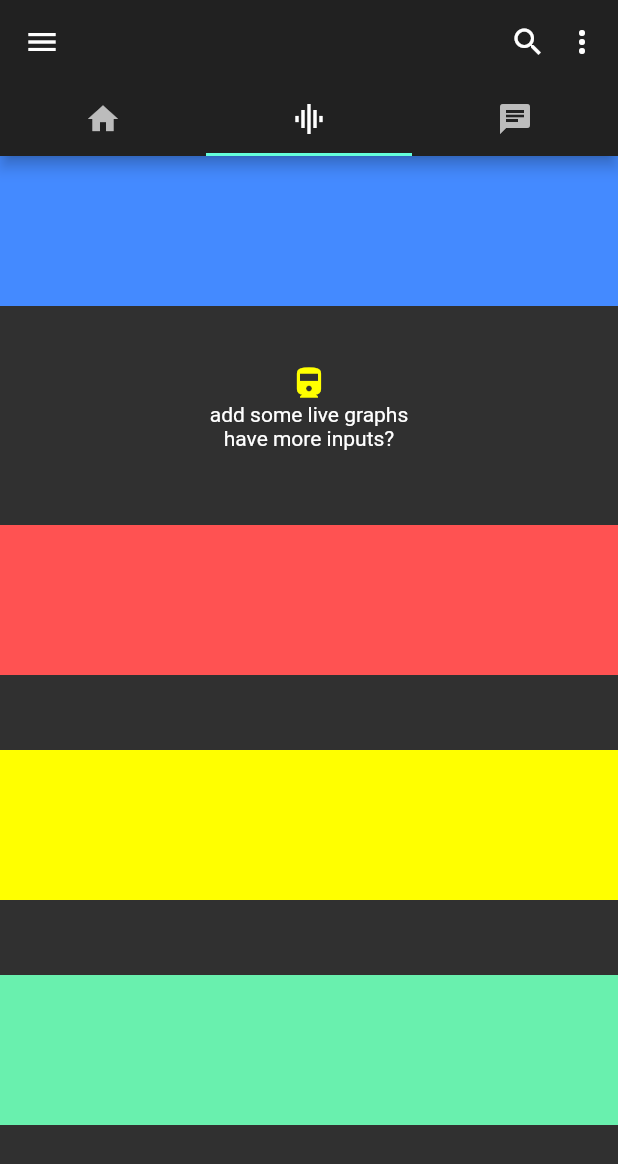
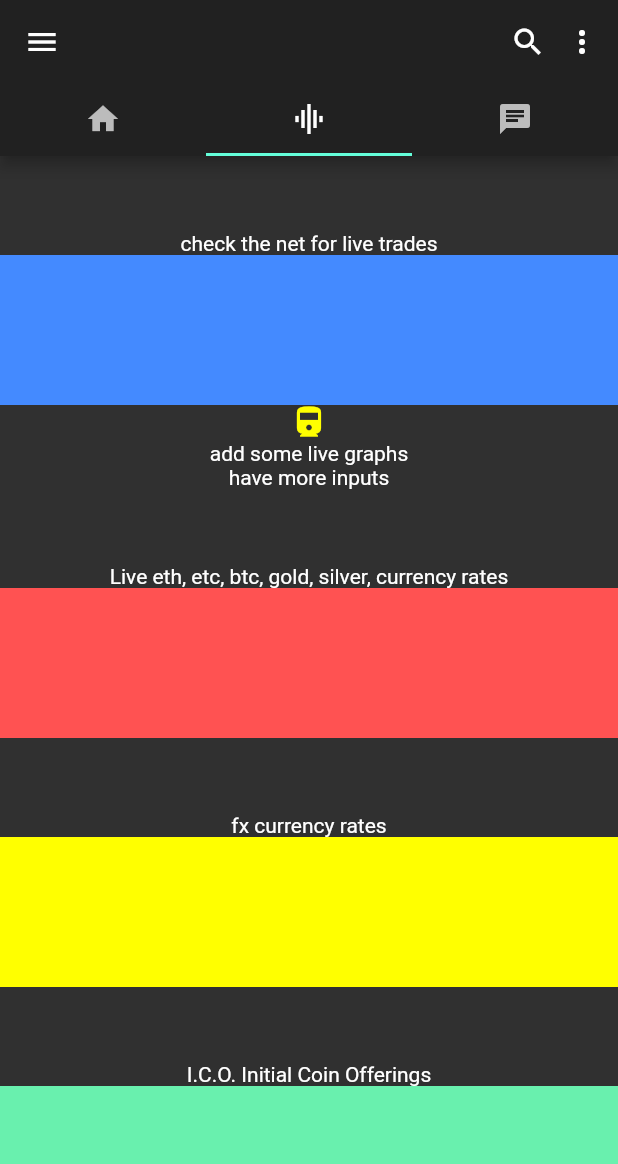
Before and after one commit to lubi888/eth_sync_0_1_1, a Flutter app: the screen it shows after launch, tab 2 chosen, on a phone screen of 412 x 824 dp. Shown: the top 1164 px of the screen. Run offline on Flutter 3.47's test engine with Material 2 defaults, Android fonts, the phone set to English and light mode, and no system bars; our stand-ins replace cloud_firestore, qr_flutter; missing offline and left inert: fast_qr_reader_view; accounts and stored records are empty; network calls fail.

Commit message:
tab2 graph inputs

```diff
--- a/lib/eth_sync.dart
+++ b/lib/eth_sync.dart
@@ -249,7 +249,8 @@ class _EthSyncPageState extends State<EthSyncPage> {
                 ),
                 new ListTile(
                     leading: const Icon(
-                      Icons.school, color: Colors.orangeAccent,
+                      Icons.school,
+                      color: Colors.orangeAccent,
                     ),
                     title: new Text('begin learning ethSync',
                         style: TextStyle(color: Colors.orangeAccent)),
@@ -269,7 +270,8 @@ class _EthSyncPageState extends State<EthSyncPage> {
                     }),
                 new ListTile(
                     leading: const Icon(
-                      Icons.account_balance, color: Colors.redAccent,
+                      Icons.account_balance,
+                      color: Colors.redAccent,
                     ),
                     title: new Text(
                       'add eth|etc address - acccount',
@@ -290,7 +292,8 @@ class _EthSyncPageState extends State<EthSyncPage> {
                     }),
                 new ListTile(
                     leading: const Icon(
-                      Icons.face, color: Colors.yellowAccent,
+                      Icons.face,
+                      color: Colors.yellowAccent,
                     ),
                     title: new Text(
                       'firebase chat',
@@ -303,7 +306,8 @@ class _EthSyncPageState extends State<EthSyncPage> {
                           color: Colors.yellowAccent),
                     ),
                     trailing: const Icon(
-                      Icons.mail, color: Colors.greenAccent,
+                      Icons.mail,
+                      color: Colors.greenAccent,
                     ),
                     onTap: () {
                       Navigator.push(
@@ -313,7 +317,8 @@ class _EthSyncPageState extends State<EthSyncPage> {
                     }),
                 new ListTile(
                     leading: const Icon(
-                      Icons.photo_album, color: Colors.orangeAccent,
+                      Icons.photo_album,
+                      color: Colors.orangeAccent,
                     ),
                     title: new Text(
                       'photos grid list view',
@@ -336,7 +341,8 @@ class _EthSyncPageState extends State<EthSyncPage> {
                     }),
                 new ListTile(
                     leading: const Icon(
-                      Icons.person_outline, color: Colors.yellowAccent,
+                      Icons.person_outline,
+                      color: Colors.yellowAccent,
                     ),
                     title: new Text(
                       'register: add name, email, ethAddress',
@@ -358,7 +364,8 @@ class _EthSyncPageState extends State<EthSyncPage> {
                     }),
                 new ListTile(
                     leading: const Icon(
-                      Icons.send, color: Colors.redAccent,
+                      Icons.send,
+                      color: Colors.redAccent,
                     ),
                     title: new Text(
                       'show|receive eth|etc address',
@@ -370,7 +377,7 @@ class _EthSyncPageState extends State<EthSyncPage> {
                           fontStyle: FontStyle.italic, color: Colors.redAccent),
                     ),
                     trailing:
-                    const Icon(Icons.send, color: Colors.purpleAccent),
+                        const Icon(Icons.send, color: Colors.purpleAccent),
                     onTap: () {
                       Navigator.push(
                           context,
@@ -470,7 +477,6 @@ class _EthSyncPageState extends State<EthSyncPage> {
                 child: new ListView(
                   children: <Widget>[
                     new Container(
-//                      padding: EdgeInsets.all(25.0),
                       padding: const EdgeInsets.all(10.0),
                       width: 300.0,
                       height: 800.0,
@@ -533,43 +539,43 @@ class _EthSyncPageState extends State<EthSyncPage> {
                       onPressed: _showSnackBox,
                       child: new Text('Show snackbox homepage'),
                     ),
-//                    new Container(
-//                      child: new Column(
-//                        children: <Widget>[
-//                          new Text(
-//                            "fonts",
-//                          ),
-//                          new Text(
-//                            words5,
-//                            textAlign: TextAlign.center,
-//                          ),
-//                        ],
-//                      ),
-//                      margin: const EdgeInsets.all(10.0),
-//                      padding: const EdgeInsets.all(10.0),
-//                      decoration: new BoxDecoration(
-//                        color: Colors.yellow.shade500,
-//                        borderRadius:
-//                            new BorderRadius.all(new Radius.circular(5.0)),
-//                      ),
-//                    ),
+                    new Container(
+                      child: new Column(
+                        children: <Widget>[
+                          new Text(
+                            "fonts",
+                          ),
+                          new Text(
+                            words5,
+                            textAlign: TextAlign.center,
+                          ),
+                        ],
+                      ),
+                      margin: const EdgeInsets.all(10.0),
+                      padding: const EdgeInsets.all(10.0),
+                      decoration: new BoxDecoration(
+                        color: Colors.yellow.shade500,
+                        borderRadius:
+                            new BorderRadius.all(new Radius.circular(5.0)),
+                      ),
+                    ),
 
-//                    new TextField(
-//                      decoration: new InputDecoration(
-//                        //border: InputBorder.none,
-//                        hintText: ("try some search?"),
-//                      ),
-//                    ),
-//                    new RaisedButton(
-//                      onPressed: () async {
-//                        Navigator.push(
-//                          context,
-//                          new MaterialPageRoute(
-//                              builder: (context) => new MainScreen()),
-//                        );
-//                      },
-//                      child: new Text('Show QR help'),
-//                    ),
+                    new TextField(
+                      decoration: new InputDecoration(
+                        //border: InputBorder.none,
+                        hintText: ("try some search?"),
+                      ),
+                    ),
+                    new RaisedButton(
+                      onPressed: () async {
+                        Navigator.push(
+                          context,
+                          new MaterialPageRoute(
+                              builder: (context) => new QRMainScreen()),
+                        );
+                      },
+                      child: new Text('Show QR help'),
+                    ),
 //                    new RaisedButton(
 //                      onPressed: () async {
 //                        Navigator.push(
@@ -580,87 +586,87 @@ class _EthSyncPageState extends State<EthSyncPage> {
 //                      },
 //                      child: new Text('Show QR Google Mobile vision'),
 //                    ),
-//                    new RaisedButton(
-//                      onPressed: () async {
-//                        Navigator.push(
-//                          context,
-//                          new MaterialPageRoute(
-//                              builder: (context) => new Pesto()),
-//                        );
-//                      },
-//                      child: new Text('Show pestoEthSync receipie homepage'),
-//                    ),
-//                    new RaisedButton(
-//                      onPressed: () async {
-//                        Navigator.push(
-//                          context,
-//                          new MaterialPageRoute(
-//                              builder: (context) => new GridListDemo()),
-//                        );
-//                      },
-//                      child: new Text('Show grid photos homepage'),
-//                    ),
-//                    new Container(
-//                      width: 300.0,
-//                      height: 300.0,
-//                      decoration: new BoxDecoration(
-//                        shape: BoxShape.rectangle,
-//                        image: new DecorationImage(
-//                          image: new AssetImage(_kAsset3),
-//                        ),
-//                      ),
-//                    ),
-//                    new RaisedButton(
-//                      onPressed: () async {
-//                        Navigator.push(
-//                          context,
-//                          new MaterialPageRoute(
-//                              builder: (context) => new DrawerDemo()),
-//                        );
-//                      },
-//                      child: new Text('Show drawer demo , sidebar'),
-//                    ),
-//                    new Container(
-//                      width: 150.0,
-//                      height: 150.0,
-//                      decoration: new BoxDecoration(
-//                        shape: BoxShape.circle,
-//                        image: new DecorationImage(
-//                          image: new AssetImage(_kAsset0),
-//                        ),
-//                      ),
-//                    ),
-//                    new Text("bite me"),
-//                    new Text(
-//                      bm,
-//                    ),
-//                    new RaisedButton(
-//                      onPressed: _launchURL,
-//                      child: new Text('Show FlutterDarts homepage'),
-//                    ),
-//                    new TextField(
-//                      decoration: new InputDecoration(
-//                        //border: InputBorder.none,
-//                        hintText: ("try some search?"),
-//                      ),
-//                    ),
-//                    new Container(
-//                      width: 150.0,
-//                      height: 150.0,
-//                      decoration: new BoxDecoration(
-//                        shape: BoxShape.circle,
-//                        image: new DecorationImage(
-//                          image: new AssetImage(_kAsset1),
-//                        ),
-//                      ),
-//                    ),
-//                    new FlatButton(
-//                      padding: const EdgeInsets.only(top: 8.0),
-//                      child: new Image.network(
-//                        'https://github.com/flutter/website/blob/master/_includes/code/layout/lakes/images/lake.jpg?raw=true',
-//                      ),
-//                      onPressed: _launchURL,
-//                    ),
+                    new RaisedButton(
+                      onPressed: () async {
+                        Navigator.push(
+                          context,
+                          new MaterialPageRoute(
+                              builder: (context) => new Pesto()),
+                        );
+                      },
+                      child: new Text('Show pestoEthSync receipie homepage'),
+                    ),
+                    new RaisedButton(
+                      onPressed: () async {
+                        Navigator.push(
+                          context,
+                          new MaterialPageRoute(
+                              builder: (context) => new GridListDemo()),
+                        );
+                      },
+                      child: new Text('Show grid photos homepage'),
+                    ),
+                    new Container(
+                      width: 300.0,
+                      height: 300.0,
+                      decoration: new BoxDecoration(
+                        shape: BoxShape.rectangle,
+                        image: new DecorationImage(
+                          image: new AssetImage(_kAsset3),
+                        ),
+                      ),
+                    ),
+                    new RaisedButton(
+                      onPressed: () async {
+                        Navigator.push(
+                          context,
+                          new MaterialPageRoute(
+                              builder: (context) => new DrawerDemo()),
+                        );
+                      },
+                      child: new Text('Show drawer demo , sidebar'),
+                    ),
+                    new Container(
+                      width: 150.0,
+                      height: 150.0,
+                      decoration: new BoxDecoration(
+                        shape: BoxShape.circle,
+                        image: new DecorationImage(
+                          image: new AssetImage(_kAsset0),
+                        ),
+                      ),
+                    ),
+                    new Text("bite me"),
+                    new Text(
+                      bm,
+                    ),
+                    new RaisedButton(
+                      onPressed: _launchURL,
+                      child: new Text('Show FlutterDarts homepage'),
+                    ),
+                    new TextField(
+                      decoration: new InputDecoration(
+                        //border: InputBorder.none,
+                        hintText: ("try some search?"),
+                      ),
+                    ),
+                    new Container(
+                      width: 150.0,
+                      height: 150.0,
+                      decoration: new BoxDecoration(
+                        shape: BoxShape.circle,
+                        image: new DecorationImage(
+                          image: new AssetImage(_kAsset1),
+                        ),
+                      ),
+                    ),
+                    new FlatButton(
+                      padding: const EdgeInsets.only(top: 8.0),
+                      child: new Image.network(
+                        'https://github.com/flutter/website/blob/master/_includes/code/layout/lakes/images/lake.jpg?raw=true',
+                      ),
+                      onPressed: _launchURL,
+                    ),
                   ],
                 ),
               ),
@@ -673,25 +679,35 @@ class _EthSyncPageState extends State<EthSyncPage> {
 //                  new Padding(padding: EdgeInsets.all(20.0)),
                     children: <Widget>[
 //                    new Padding(padding: EdgeInsets.fromLTRB(30.0, 50.0, 30.0, 30.0)),
+                      new Padding(
+                          padding: EdgeInsets.fromLTRB(30.0, 50.0, 30.0, 0.0)),
+                      new Text(
+                        "check the net for live trades",
+                        textAlign: TextAlign.center,
+                      ),
+//                      new Padding(padding: EdgeInsets.all(20.0)),
                       new Container(
-//                      padding: EdgeInsets.all(100.0),
+                      padding: EdgeInsets.all(100.0),
                         constraints: new BoxConstraints(
                           maxHeight: 100.0,
                           maxWidth: 200.0,
                         ),
                         color: Colors.blueAccent,
                       ),
-                      new Padding(padding: EdgeInsets.all(20.0)),
                       new Icon(
                         Icons.directions_railway,
                         color: Colors.yellowAccent,
                       ), //centered
                       new Text(
-                        "add some live graphs\nhave more inputs?",
+                        "add some live graphs\nhave more inputs",
                         textAlign: TextAlign.center,
                       ),
                       new Padding(
                           padding: EdgeInsets.fromLTRB(30.0, 50.0, 30.0, 0.0)),
+                      new Text(
+                        "Live eth, etc, btc, gold, silver, currency rates",
+                        textAlign: TextAlign.center,
+                      ),
                       new Container(
                         constraints: new BoxConstraints(
                           maxHeight: 100.0,
@@ -701,6 +717,10 @@ class _EthSyncPageState extends State<EthSyncPage> {
                       ),
                       new Padding(
                           padding: EdgeInsets.fromLTRB(30.0, 50.0, 30.0, 0.0)),
+                      new Text(
+                        "fx currency rates",
+                        textAlign: TextAlign.center,
+                      ),
                       new Container(
                         constraints: new BoxConstraints(
                           maxHeight: 100.0,
@@ -710,6 +730,10 @@ class _EthSyncPageState extends State<EthSyncPage> {
                       ),
                       new Padding(
                           padding: EdgeInsets.fromLTRB(30.0, 50.0, 30.0, 0.0)),
+                      new Text(
+                        "I.C.O. Initial Coin Offerings",
+                        textAlign: TextAlign.center,
+                      ),
                       new Container(
                         constraints: new BoxConstraints(
                           maxHeight: 100.0,
```
